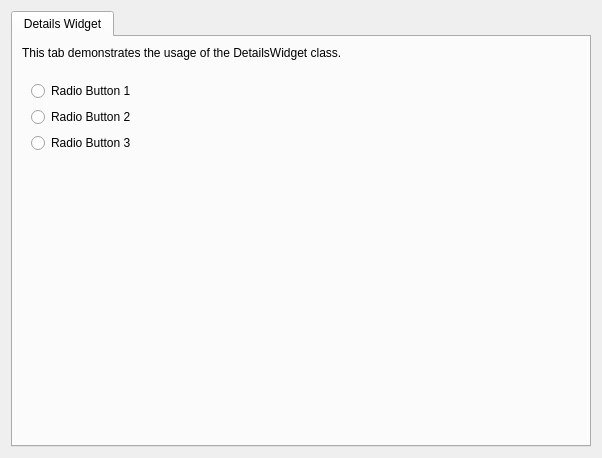
First picture: the form in example/examplewidget.ui, repository JPNaude/QtCreatorUtilities, before the edit.
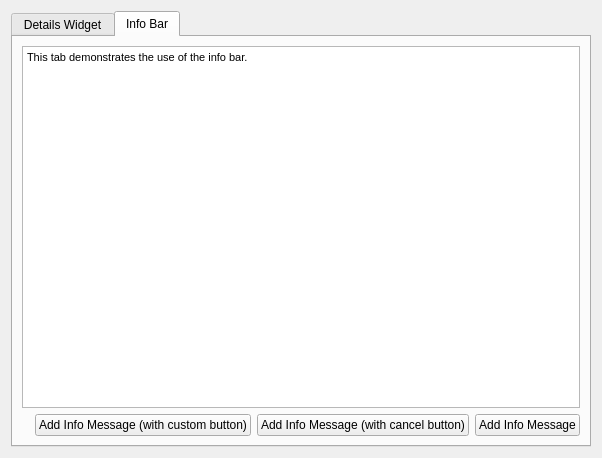
Second picture: the form after the edit.

Commit message: Added the InfoBar to the example, missed this in the previous commit.

```diff
--- a/example/examplewidget.ui
+++ b/example/examplewidget.ui
@@ -17,7 +17,7 @@
    <item>
     <widget class="QTabWidget" name="tabWidget">
      <property name="currentIndex">
-      <number>0</number>
+      <number>1</number>
      </property>
      <widget class="QWidget" name="tab">
       <attribute name="title">
@@ -76,6 +76,68 @@
        </item>
       </layout>
      </widget>
+     <widget class="QWidget" name="tab_2">
+      <attribute name="title">
+       <string>Info Bar</string>
+      </attribute>
+      <layout class="QGridLayout" name="gridLayout">
+       <item row="0" column="0" colspan="4">
+        <layout class="QVBoxLayout" name="verticalLayout_4">
+         <property name="spacing">
+          <number>0</number>
+         </property>
+         <item>
+          <widget class="QWidget" name="infoBarHolder" native="true"/>
+         </item>
+         <item>
+          <widget class="QTextEdit" name="textEdit">
+           <property name="html">
+            <string>&lt;!DOCTYPE HTML PUBLIC &quot;-//W3C//DTD HTML 4.0//EN&quot; &quot;http://www.w3.org/TR/REC-html40/strict.dtd&quot;&gt;
+&lt;html&gt;&lt;head&gt;&lt;meta name=&quot;qrichtext&quot; content=&quot;1&quot; /&gt;&lt;style type=&quot;text/css&quot;&gt;
+p, li { white-space: pre-wrap; }
+&lt;/style&gt;&lt;/head&gt;&lt;body style=&quot; font-family:'MS Shell Dlg 2'; font-size:8.25pt; font-weight:400; font-style:normal;&quot;&gt;
+&lt;p style=&quot; margin-top:0px; margin-bottom:0px; margin-left:0px; margin-right:0px; -qt-block-indent:0; text-indent:0px;&quot;&gt;&lt;span style=&quot; font-size:8pt;&quot;&gt;This tab demonstrates the use of the info bar.&lt;/span&gt;&lt;/p&gt;&lt;/body&gt;&lt;/html&gt;</string>
+           </property>
+          </widget>
+         </item>
+        </layout>
+       </item>
+       <item row="1" column="3">
+        <widget class="QPushButton" name="btnAddInfoMessage">
+         <property name="text">
+          <string>Add Info Message</string>
+         </property>
+        </widget>
+       </item>
+       <item row="1" column="0">
+        <spacer name="horizontalSpacer">
+         <property name="orientation">
+          <enum>Qt::Horizontal</enum>
+         </property>
+         <property name="sizeHint" stdset="0">
+          <size>
+           <width>52</width>
+           <height>20</height>
+          </size>
+         </property>
+        </spacer>
+       </item>
+       <item row="1" column="2">
+        <widget class="QPushButton" name="btnAddInfoMessageCancel">
+         <property name="text">
+          <string>Add Info Message (with cancel button)</string>
+         </property>
+        </widget>
+       </item>
+       <item row="1" column="1">
+        <widget class="QPushButton" name="btnAddInfoMessageCustom">
+         <property name="text">
+          <string>Add Info Message (with custom button)</string>
+         </property>
+        </widget>
+       </item>
+      </layout>
+     </widget>
     </widget>
    </item>
   </layout>
```
The commit also changes 4 other files.
